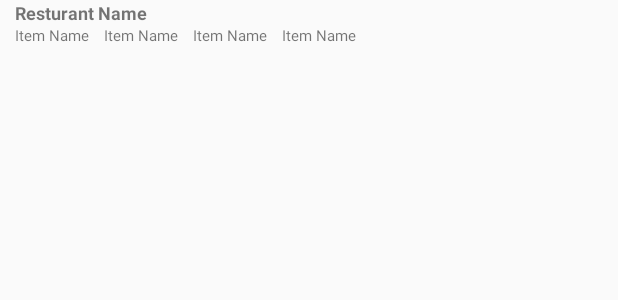
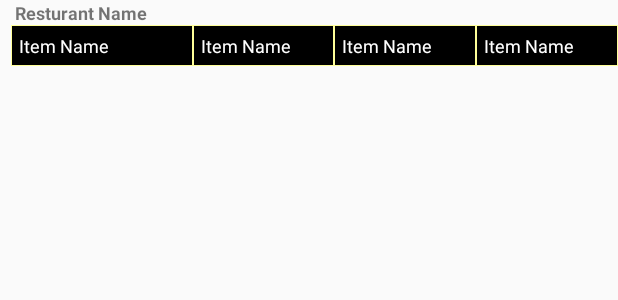
Before and after one commit to harshpatel2810/gyo_delivery, an Android app: the layout layout_bill.xml on its own in the app's theme, with its tools: preview values and no code run, on a phone screen of 412 x 824 dp. Shown: the top 300 px of the screen. Run offline under Robolectric (Android 15) with nearby library versions, the phone set to English and light mode, and no system bars.

Commit message:
Today I have done animations with the screen and completed icons for veg-non veg and implementation of TextView below Image View forminimum order of resturant and current continuing with Search Location functionality by refering google references.
22-5-2017
Sir made design for search bar
Completed Updation of amount of item
Alert Dialog if the quantity goes higher than 10 with validation

23-5-2017
Completed Search functionality for location

24-5-2017
Creating bill for resturant

25-5-2017
Designing Screen for bill payment
and create layout resource file to inflate it

26-5-2017
Created bill by inflating layout in listview and bill will be updated soon

27-5-2017
Creation of bill completed with help of pratik sir
Layout designing will be completed by tommorrow

28-5-2017
Designing layout for bill

```diff
--- a/app/build.gradle
+++ b/app/build.gradle
@@ -32,6 +32,7 @@ dependencies {
     compile 'com.android.support:design:25.3.1'
     compile 'com.android.support:support-v4:25.3.1'
     compile 'com.android.support:recyclerview-v7:25.3.1'
+    compile "de.halfbit:pinned-section-listview:1.0.0"
     compile 'com.android.support:cardview-v7:25.3.1'
     compile 'com.google.android.gms:play-services-places:9.4.0'
     compile 'com.koushikdutta.ion:ion:2.+'
--- a/app/src/main/java/com/goyo/grocery_goyo/CustomBillAdapter.java
+++ b/app/src/main/java/com/goyo/grocery_goyo/CustomBillAdapter.java
@@ -8,7 +8,9 @@ import android.widget.BaseAdapter;
 import android.widget.TextView;
 import com.goyo.grocery.R;
 import java.util.ArrayList;
-public class CustomBillAdapter extends BaseAdapter {
+
+import de.halfbit.pinnedsection.PinnedSectionListView;
+public class CustomBillAdapter extends BaseAdapter  {
     Context context;
     Hold h1 = null;
     ArrayList<CustomerBillDetails> customerDetails;
@@ -47,6 +49,9 @@ public class CustomBillAdapter extends BaseAdapter {
         h1.txtAmount.setText(String.valueOf(customerBillDetails.getRate() * customerBillDetails.getQuantity()));
         return convertView;
     }
+
+
+
     public class Hold {
         private TextView txtResturantName, txtItemName, txtRate, txtQty, txtAmount;
         public Hold(View item) {
--- /dev/null
+++ b/app/src/main/res/drawable/cell_shape.xml
@@ -0,0 +1,7 @@
+<?xml version="1.0" encoding="utf-8"?>
+<shape
+    xmlns:android="http://schemas.android.com/apk/res/android"
+    android:shape= "rectangle"  >
+    <solid android:color="#000"/>
+    <stroke android:width="0.5dp"  android:color="#ff9"/>
+</shape>
--- a/app/src/main/res/layout/activity_customer_bill.xml
+++ b/app/src/main/res/layout/activity_customer_bill.xml
@@ -30,7 +30,9 @@
             android:layout_width="match_parent"
             android:layout_height="match_parent"
             android:visibility="visible"
-            ></ListView>
+            >
+
+        </ListView>
     </LinearLayout>
 
     <LinearLayout
--- a/app/src/main/res/layout/layout_bill.xml
+++ b/app/src/main/res/layout/layout_bill.xml
@@ -1,7 +1,8 @@
 <?xml version="1.0" encoding="utf-8"?>
-<RelativeLayout xmlns:android="http://schemas.android.com/apk/res/android"
+<TableLayout xmlns:android="http://schemas.android.com/apk/res/android"
     android:orientation="vertical" android:layout_width="match_parent"
-    android:layout_height="match_parent">
+    android:layout_height="wrap_content">
+    <TableRow>
         <TextView
             android:id="@+id/txtResturantBillName"
             android:layout_width="wrap_content"
@@ -10,39 +11,56 @@
             android:paddingStart="10dp"
             android:textStyle="bold"
             android:text="Resturant Name" />
+    </TableRow>
+    <TableRow
+        android:layout_width="match_parent"
+        android:layout_height="match_parent"
+        android:paddingLeft="7dp">
         <TextView
+            android:id="@+id/txtItemName"
             android:layout_width="wrap_content"
             android:layout_height="wrap_content"
+            android:background="@drawable/cell_shape"
+            android:padding="5dp"
             android:text="Item Name"
-        android:textSize="10dp"
-        android:paddingStart="10dp"
-        android:layout_below="@+id/txtResturantBillName"
-        android:id="@+id/txtItemName"/>
+            android:textColor="#FFFFFF"
+            android:textSize="12sp"
+            android:layout_weight="0.5"
+            android:textAppearance="?android:attr/textAppearanceMedium">
+        </TextView>
         <TextView
+            android:id="@+id/txtItemQuantity"
             android:layout_width="wrap_content"
             android:layout_height="wrap_content"
+            android:background="@drawable/cell_shape"
+            android:padding="5dp"
+            android:layout_weight="0.5"
             android:text="Item Name"
-        android:textSize="10dp"
-        android:paddingStart="10dp"
-        android:layout_toRightOf="@id/txtItemName"
-        android:layout_below="@+id/txtResturantBillName"
-        android:id="@+id/txtItemQuantity"/>
+            android:textColor="#FFFFFF"
+            android:textSize="12sp"
+            android:textAppearance="?android:attr/textAppearanceMedium"></TextView>
         <TextView
+            android:id="@+id/txtRate"
             android:layout_width="wrap_content"
             android:layout_height="wrap_content"
+            android:background="@drawable/cell_shape"
+            android:padding="5dp"
             android:text="Item Name"
-        android:textSize="10dp"
-        android:paddingStart="10dp"
-        android:layout_toRightOf="@id/txtItemQuantity"
-        android:layout_below="@+id/txtResturantBillName"
-        android:id="@+id/txtRate"/>
+            android:textColor="#FFFFFF"
+            android:textSize="12sp"
+            android:layout_weight="0.5"
+            android:textAppearance="?android:attr/textAppearanceMedium"></TextView>
         <TextView
+            android:id="@+id/txtBillAmount"
             android:layout_width="wrap_content"
             android:layout_height="wrap_content"
+            android:background="@drawable/cell_shape"
+            android:padding="5dp"
             android:text="Item Name"
-        android:textSize="10dp"
-        android:paddingStart="10dp"
-        android:layout_toRightOf="@id/txtRate"
-        android:layout_below="@+id/txtResturantBillName"
-        android:id="@+id/txtBillAmount"/>
-</RelativeLayout>
+            android:textColor="#FFFFFF"
+            android:textSize="12sp"
+            android:layout_weight="0.5"
+            android:textAppearance="?android:attr/textAppearanceMedium"></TextView>
+
+    </TableRow>
+</TableLayout>
```
Lines whose indentation alone changed are shown as unchanged.
